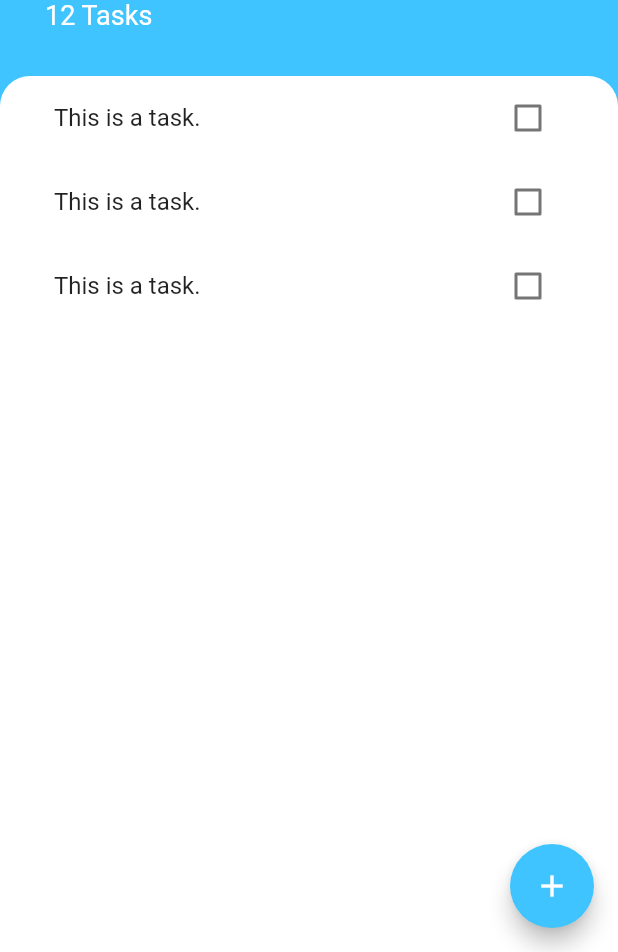
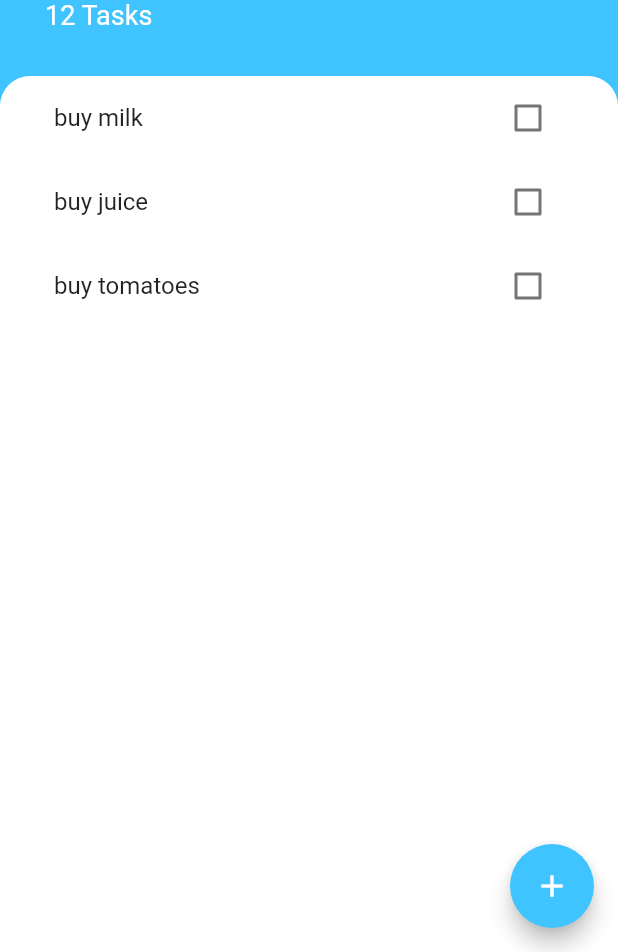
Before and after one commit to nsakenov/flutter_todo_app, a Flutter app: the screen it shows after launch, on a phone screen of 412 x 824 dp, the part 284-1236 px from its top. Run offline on Flutter 3.47's test engine with Material 2 defaults, Android fonts, the phone set to English and light mode, and no system bars.

Commit message:
dynamic list view builder

```diff
--- a/lib/components/task_tile.dart
+++ b/lib/components/task_tile.dart
@@ -1,29 +1,31 @@
 import 'package:flutter/material.dart';
 
-class TaskTile extends StatefulWidget {
-  @override
-  _TaskTileState createState() => _TaskTileState();
-}
+class TaskTile extends StatelessWidget {
+  final bool isChecked;
+  final String title;
+  final Function(bool?) checkboxCallback;
 
-class _TaskTileState extends State<TaskTile> {
-  bool isChecked = false;
+  TaskTile({
+    required this.isChecked,
+    required this.title,
+    required this.checkboxCallback,
+  });
 
   @override
   Widget build(BuildContext context) {
     return ListTile(
       title: Text(
-          'This is a task.',
+        title,
         style: TextStyle(
             decoration: isChecked ? TextDecoration.lineThrough : null),
       ),
       trailing: Checkbox(
         value: isChecked,
         activeColor: Colors.lightBlueAccent,
-          onChanged: (test) {
-            setState(() {
-              isChecked = test ?? false;
-            });
+        onChanged: (newValue) {
+          checkboxCallback(newValue);
         },
-        ));
+      ),
+    );
   }
 }
--- a/lib/components/tasks_list.dart
+++ b/lib/components/tasks_list.dart
@@ -1,15 +1,32 @@
 import 'package:flutter/material.dart';
 import 'package:flutter_todo_app/components/task_tile.dart';
+import 'package:flutter_todo_app/models/task.dart';
 
-class TasksList extends StatelessWidget {
+class TasksList extends StatefulWidget {
+  @override
+  _TasksListState createState() => _TasksListState();
+}
+
+class _TasksListState extends State<TasksList> {
+  List<Task> tasks = [
+    Task(name: 'buy milk'),
+    Task(name: 'buy juice'),
+    Task(name: 'buy tomatoes'),
+  ];
   @override
   Widget build(BuildContext context) {
-    return ListView(
-      children: [
-        TaskTile(),
-        TaskTile(),
-        TaskTile(),
-      ],
+    return ListView.builder(
+      itemBuilder: (context, index) {
+        return TaskTile(
+            title: tasks[index].name,
+            isChecked: tasks[index].isDone,
+            checkboxCallback: (bool? checkboxState) {
+              setState(() {
+                tasks[index].toggleDone();
+              });
+            });
+      },
+      itemCount: tasks.length,
     );
   }
 }
--- /dev/null
+++ b/lib/models/task.dart
@@ -0,0 +1,10 @@
+class Task {
+  String name;
+  bool isDone;
+
+  Task({this.name = '', this.isDone = false});
+
+  void toggleDone() {
+    isDone = !isDone;
+  }
+}
```
Lines whose indentation alone changed are shown as unchanged.
